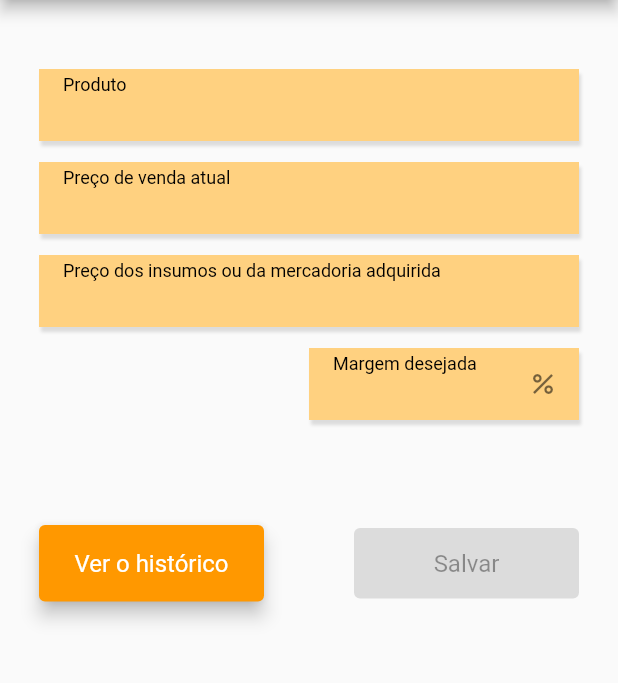
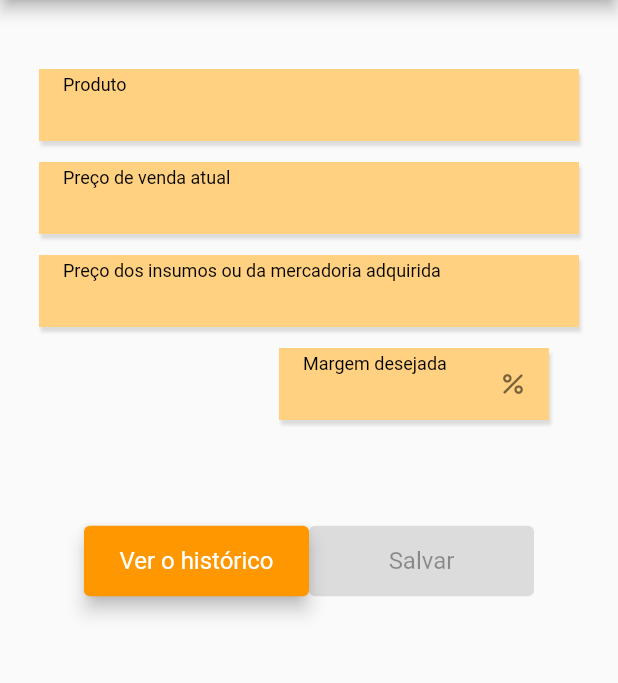
Before and after one commit to wolfxweb/appgestao, a Flutter app: the Calculadora screen opened directly, on a phone screen of 412 x 824 dp, the part 84-767 px from its top. Run offline on Flutter 3.47's test engine with Material 2 defaults, Android fonts, the phone set to English and light mode, and no system bars; our stand-ins replace brasil_fields, cloud_firestore, easy_dynamic_theme, firebase_auth, firebase_core, flutter_spinbox and 6 more; missing offline and left inert: bloc_pattern, dart:ffi, dart_date, dropdown_plus, firestore_search; accounts and stored records are empty.

Commit message:
ajustado ovefrlow

```diff
--- a/lib/pages/calculadora.dart
+++ b/lib/pages/calculadora.dart
@@ -61,7 +61,9 @@ class _CalculadoraState extends State<Calculadora> {
                 mainAxisAlignment: MainAxisAlignment.center,
                 crossAxisAlignment: CrossAxisAlignment.center,
                 children: [
-                  Row(
+                  SingleChildScrollView(
+                    scrollDirection: Axis.horizontal,
+                    child: Row(
                       mainAxisAlignment: MainAxisAlignment.spaceBetween,
                       children: [
                         _verHistorico
@@ -153,6 +155,7 @@ class _CalculadoraState extends State<Calculadora> {
                               )
                             : Container(),
                       ],
+                    ),
                   ),
 
                   const SizedBox(
@@ -299,7 +302,9 @@ class _CalculadoraState extends State<Calculadora> {
                       : Container(),
                   const Espacamento(),
                   !_verHistorico
-                      ? Row(
+                      ? SingleChildScrollView(
+                    scrollDirection: Axis.horizontal,
+                        child: Row(
                             mainAxisAlignment: MainAxisAlignment.spaceBetween,
                             //   mainAxisSize: MainAxisSize.max,
                             //  crossAxisAlignment: CrossAxisAlignment.center,
@@ -392,6 +397,7 @@ class _CalculadoraState extends State<Calculadora> {
                                     }),
                               ),
                             ],
+                          ),
                       )
                       : Container(),
                   const Espacamento(),
@@ -430,7 +436,9 @@ class _CalculadoraState extends State<Calculadora> {
                   const Espacamento(),
                   const Espacamento(),
                   !_verHistorico
-                      ? Row(
+                      ? SingleChildScrollView(
+                         scrollDirection: Axis.horizontal,
+                        child: Row(
                             mainAxisAlignment: MainAxisAlignment.spaceBetween,
                             //   mainAxisSize: MainAxisSize.max,
                             //  crossAxisAlignment: CrossAxisAlignment.center,
@@ -464,7 +472,7 @@ class _CalculadoraState extends State<Calculadora> {
                                     }),
                               ),
                               Container(
-                              width: 180,
+                                width: 170,
                                 decoration: buildBoxDecoration(),
                                 child: StreamBuilder(
                                     stream: calBloc.outRelacaoPrecoController,
@@ -488,6 +496,7 @@ class _CalculadoraState extends State<Calculadora> {
                                     }),
                               ),
                             ],
+                          ),
                       )
                       : Container(),
                   const Espacamento(),
@@ -524,6 +533,8 @@ class _CalculadoraState extends State<Calculadora> {
 
                   const Espacamento(),
                   Container(
+                      child: SingleChildScrollView(
+                        scrollDirection: Axis.horizontal,
                         child: Row(
                     mainAxisAlignment: MainAxisAlignment.spaceBetween,
                     //   mainAxisSize: MainAxisSize.max,
@@ -559,7 +570,7 @@ class _CalculadoraState extends State<Calculadora> {
                                         primary: Colors.orange,
                                         elevation: 5,
                                         shadowColor: Colors.black,
-                                      padding: EdgeInsets.all(16),
+                                        padding: EdgeInsets.all(14),
                                       ),
                                     )),
                               )
@@ -584,6 +595,7 @@ class _CalculadoraState extends State<Calculadora> {
                               )
                             : Container()
                     ],
+                  ),
                       ))
                 ],
               ),
```
Also changed, not shown: lib/pages/analiseviabilidade.dart (+14 -2 lines), lib/pages/simulador.dart (+12 -6 lines). Lines whose indentation alone changed are shown as unchanged.
